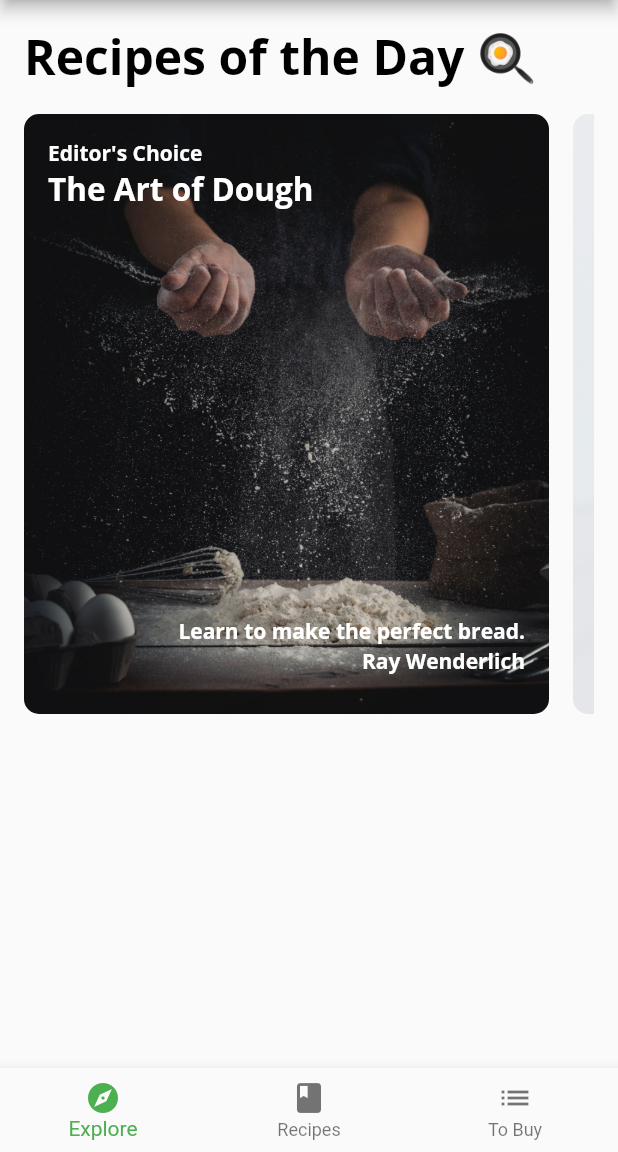
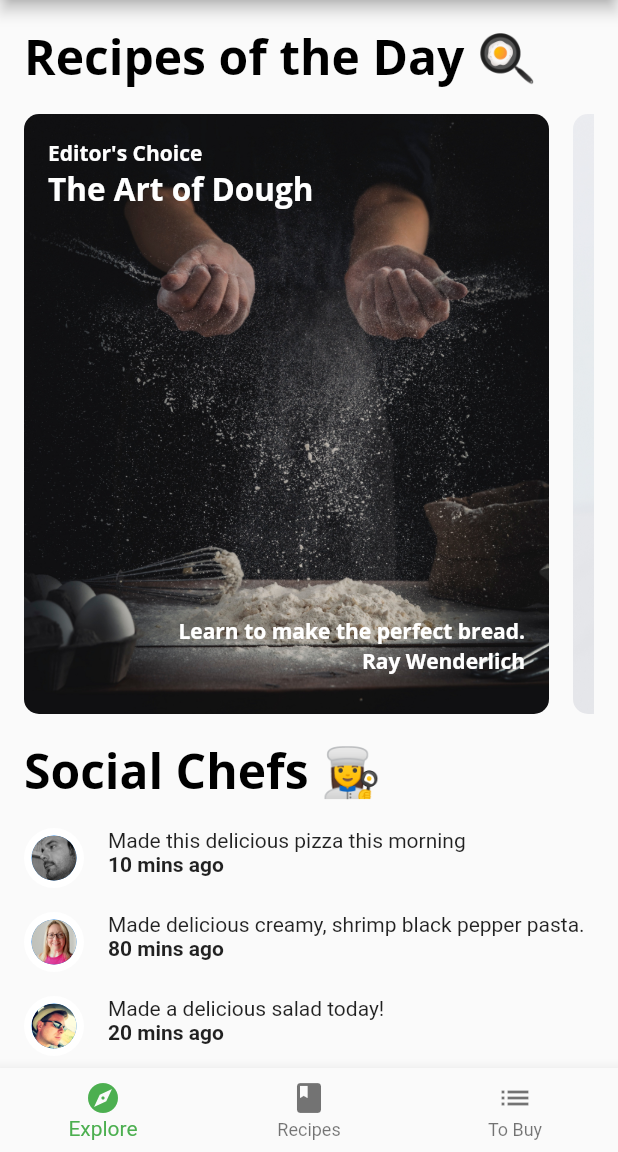
Before and after one commit to EmanuelJorge3MA/Fooderlich2, a Flutter app: the screen it shows after launch, on a phone screen of 412 x 824 dp, the part 84-1236 px from its top. Run offline on Flutter 3.47's test engine with Material 2 defaults, Android fonts, the phone set to English and light mode, and no system bars; our stand-ins replace google_fonts; project files that could hold a hidden picture were left out.

Commit message:
explore screen

```diff
--- a/lib/components/components.dart
+++ b/lib/components/components.dart
@@ -4,3 +4,5 @@ export 'card2.dart';
 export 'card3.dart';
 export 'circle_image.dart';
 export 'today_recipe_list_view.dart';
+export 'friend_post_tile.dart';
+export 'friend_post_list_view.dart';
--- /dev/null
+++ b/lib/components/friend_post_list_view.dart
@@ -0,0 +1,58 @@
+import 'package:flutter/material.dart';
+
+import 'package:fooderlich/models/models.dart';
+import 'components.dart';
+
+class FriendPostListView extends StatelessWidget {
+  // 1
+  final List<Post> friendPosts;
+
+  const FriendPostListView({Key? key, required this.friendPosts})
+      : super(key: key);
+
+  @override
+  Widget build(BuildContext context) {
+    // 2
+    return Padding(
+      padding: const EdgeInsets.only(
+        left: 16,
+        right: 16,
+        top: 0,
+      ),
+      // 3
+      child: Column(
+        crossAxisAlignment: CrossAxisAlignment.start,
+        children: [
+          // 4
+          Text('Social Chefs 👩‍🍳',
+              style: Theme.of(context).textTheme.headline1),
+          // 5
+          const SizedBox(height: 16),
+          // Add PostListView here
+          // 1
+          ListView.separated(
+            // 2
+            primary: false,
+            // 3
+            physics: const NeverScrollableScrollPhysics(),
+            // 4
+            shrinkWrap: true,
+            scrollDirection: Axis.vertical,
+            itemCount: friendPosts.length,
+            itemBuilder: (context, index) {
+              // 5
+              final post = friendPosts[index];
+              return FriendPostTile(post: post);
+            },
+            separatorBuilder: (context, index) {
+              // 6
+              return const SizedBox(height: 16);
+            },
+          ),
+          // 6
+          const SizedBox(height: 16),
+        ],
+      ),
+    );
+  }
+}
--- /dev/null
+++ b/lib/components/friend_post_tile.dart
@@ -0,0 +1,44 @@
+import 'package:flutter/material.dart';
+
+import 'components.dart';
+import 'package:fooderlich/models/models.dart';
+
+class FriendPostTile extends StatelessWidget {
+  final Post post;
+
+  const FriendPostTile({Key? key, required this.post}) : super(key: key);
+
+  @override
+  Widget build(BuildContext context) {
+    // 1
+    return Row(
+      crossAxisAlignment: CrossAxisAlignment.start,
+      mainAxisAlignment: MainAxisAlignment.start,
+      children: [
+        // 2
+        CircleImage(
+          imageProvider: AssetImage(post.profileImageUrl),
+          imageRadius: 20,
+        ),
+        // 3
+        const SizedBox(width: 16),
+        // 4
+        Expanded(
+          // 5
+          child: Column(
+            crossAxisAlignment: CrossAxisAlignment.start,
+            children: [
+              // 6
+              Text(post.comment),
+              // 7
+              Text(
+                '${post.timestamp} mins ago',
+                style: const TextStyle(fontWeight: FontWeight.w700),
+              ),
+            ],
+          ),
+        ),
+      ],
+    );
+  }
+}
--- a/lib/screens/explore_screen.dart
+++ b/lib/screens/explore_screen.dart
@@ -17,18 +17,25 @@ class ExploreScreen extends StatelessWidget {
       future: mockService.getExploreData(),
       // 3
       builder: (context, AsyncSnapshot<ExploreData> snapshot) {
-        // TODO: Add Nested List Views
         // 4
         if (snapshot.connectionState == ConnectionState.done) {
           // 5
-          final recipes = snapshot.data?.todayRecipes ?? [];
-          // TODO: Replace this with TodayRecipeListView
-          return TodayRecipeListView(recipes: recipes);
+          return ListView(
+            // 6
+            scrollDirection: Axis.vertical,
+            children: [
+              // 7
+              TodayRecipeListView(recipes: snapshot.data?.todayRecipes ?? []),
+              // 8
+              const SizedBox(height: 16),
+              // 9
+              // Replace this with FriendPostListView
+              FriendPostListView(friendPosts: snapshot.data?.friendPosts ?? []),
+            ],
+          );
         } else {
-          // 6
-          return const Center(
-            child: CircularProgressIndicator(),
-          );
+          // 10
+          return const Center(child: CircularProgressIndicator());
         }
       },
     );
```
